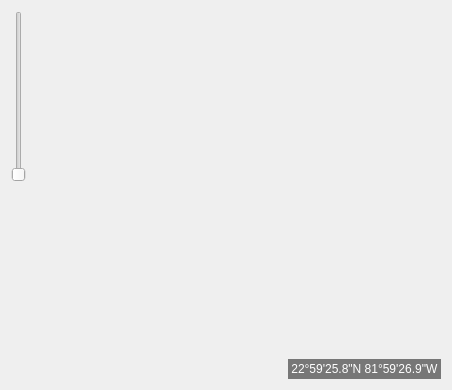
Above: viewwidgets.ui from ateijelo/steps before the change. Below: the same form after it.
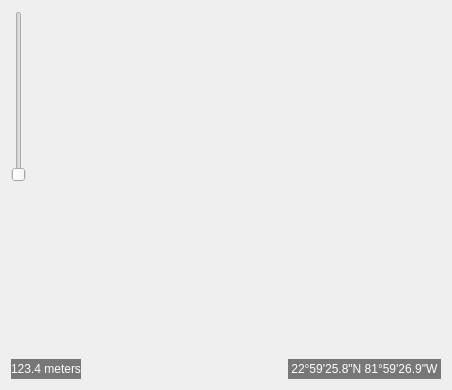
That is the form after the change.

Commit message:
Show the length of a single path in the UI
THAT WAS A HACK! FIX FIX FIX!

```diff
--- a/viewwidgets.ui
+++ b/viewwidgets.ui
@@ -57,6 +57,26 @@
    </item>
    <item>
     <layout class="QHBoxLayout" name="horizontalLayout">
+     <item>
+      <widget class="QLabel" name="lengthLabel">
+       <property name="font">
+        <font>
+         <weight>50</weight>
+         <bold>false</bold>
+        </font>
+       </property>
+       <property name="styleSheet">
+        <string notr="true">background-color: rgba(0, 0, 0, 128);
+color: rgb(255, 255, 255);</string>
+       </property>
+       <property name="text">
+        <string>123.4 meters</string>
+       </property>
+       <property name="margin">
+        <number>1</number>
+       </property>
+      </widget>
+     </item>
      <item>
       <spacer name="horizontalSpacer">
        <property name="orientation">
```
The commit also changes 3 other files.
